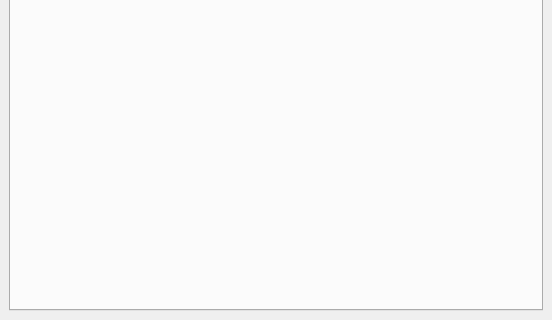
The window that our_sdss/where_2_b_safe_dockwidget_base.ui (melikasajadian/2017_Group4_Where2BSafe) describes before a commit, drawn with Qt 5; both pictures show x 0 to 552 and y 236 to 556 of the 552 by 556 pixel window.
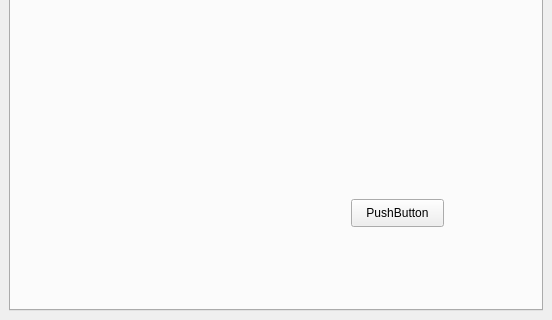
The same window after the commit.

```diff
--- a/our_sdss/where_2_b_safe_dockwidget_base.ui
+++ b/our_sdss/where_2_b_safe_dockwidget_base.ui
@@ -44,6 +44,19 @@
        <attribute name="title">
         <string>Monitoring</string>
        </attribute>
+       <widget class="QPushButton" name="pushButton">
+        <property name="geometry">
+         <rect>
+          <x>340</x>
+          <y>400</y>
+          <width>93</width>
+          <height>28</height>
+         </rect>
+        </property>
+        <property name="text">
+         <string>PushButton</string>
+        </property>
+       </widget>
       </widget>
      </widget>
     </item>
```
